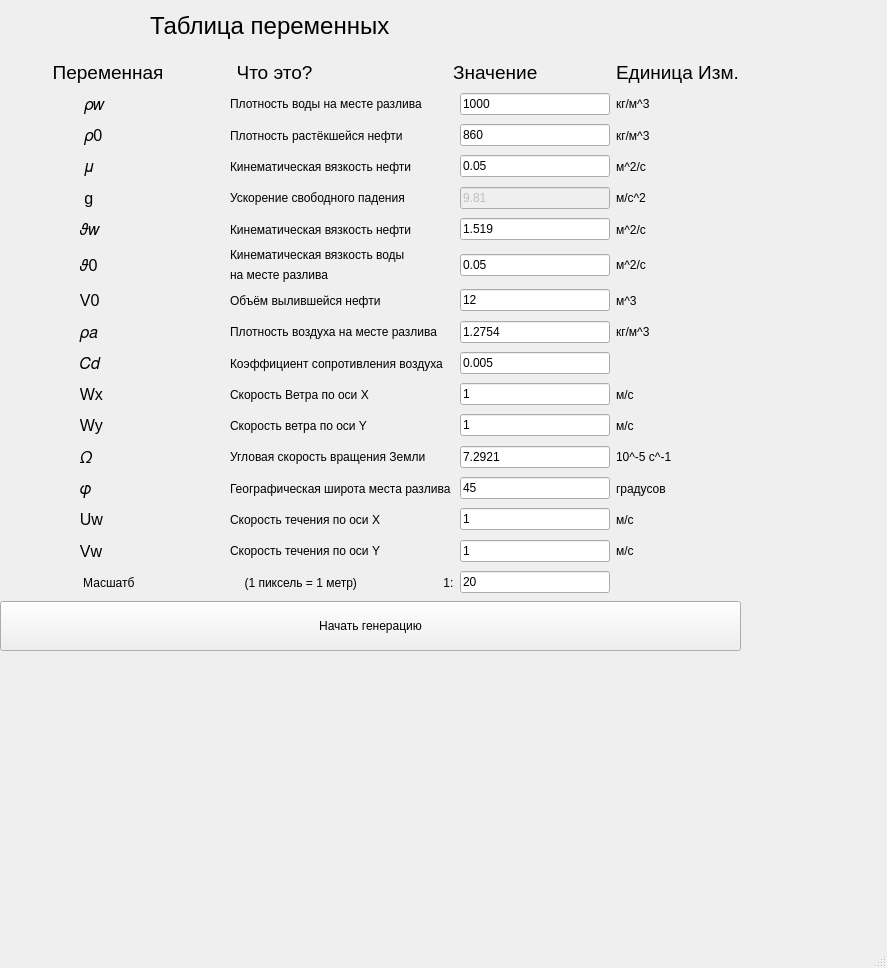
Old version of the form menu.ui in the repository Gr1g0r1y/Oil_spill_simulation.
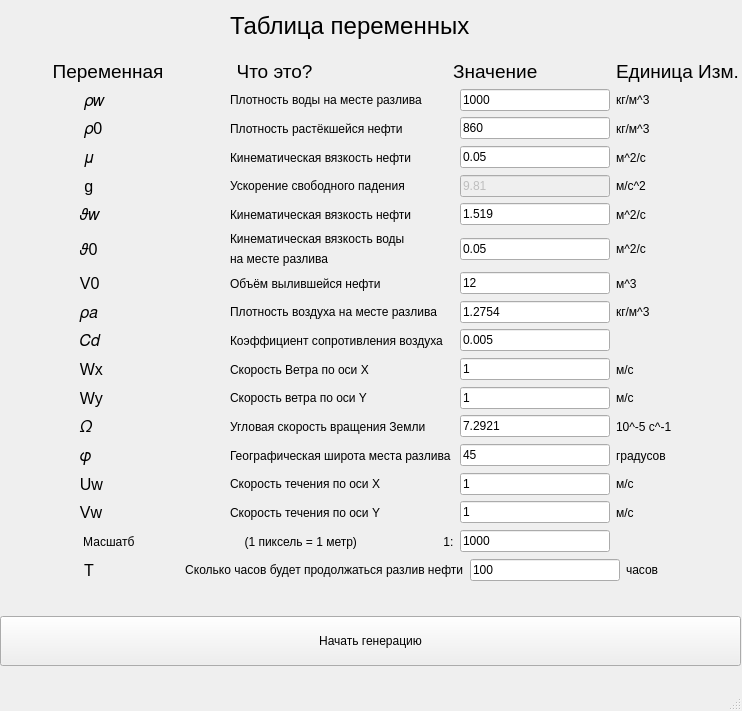
New version of the form.

Diff of the .ui file:
```diff
--- a/menu.ui
+++ b/menu.ui
@@ -6,20 +6,20 @@
    <rect>
     <x>0</x>
     <y>0</y>
-    <width>887</width>
-    <height>968</height>
+    <width>742</width>
+    <height>711</height>
    </rect>
   </property>
   <property name="minimumSize">
    <size>
-    <width>0</width>
-    <height>0</height>
+    <width>742</width>
+    <height>711</height>
    </size>
   </property>
   <property name="maximumSize">
    <size>
-    <width>16777215</width>
-    <height>16777215</height>
+    <width>742</width>
+    <height>711</height>
    </size>
   </property>
   <property name="windowTitle">
@@ -32,7 +32,7 @@
       <x>0</x>
       <y>60</y>
       <width>741</width>
-      <height>591</height>
+      <height>606</height>
      </rect>
     </property>
     <property name="minimumSize">
@@ -1124,7 +1124,7 @@
           </size>
          </property>
          <property name="text">
-          <string>20</string>
+          <string>1000</string>
          </property>
         </widget>
        </item>
@@ -1149,6 +1149,61 @@
        </item>
       </layout>
      </item>
+     <item>
+      <layout class="QHBoxLayout" name="horizontalLayout_2">
+       <item>
+        <widget class="QLabel" name="label_8">
+         <property name="font">
+          <font>
+           <pointsize>12</pointsize>
+          </font>
+         </property>
+         <property name="text">
+          <string>                   T</string>
+         </property>
+        </widget>
+       </item>
+       <item>
+        <widget class="QLabel" name="label_9">
+         <property name="text">
+          <string>                   Сколько часов будет продолжаться разлив нефти</string>
+         </property>
+        </widget>
+       </item>
+       <item>
+        <widget class="QLineEdit" name="data_time">
+         <property name="maximumSize">
+          <size>
+           <width>150</width>
+           <height>16777215</height>
+          </size>
+         </property>
+         <property name="text">
+          <string>100</string>
+         </property>
+        </widget>
+       </item>
+       <item>
+        <widget class="QLabel" name="label_22">
+         <property name="text">
+          <string>часов</string>
+         </property>
+        </widget>
+       </item>
+      </layout>
+     </item>
+     <item>
+      <widget class="QLabel" name="label_ne_pizdi_mne">
+       <property name="font">
+        <font>
+         <pointsize>12</pointsize>
+        </font>
+       </property>
+       <property name="text">
+        <string/>
+       </property>
+      </widget>
+     </item>
      <item>
       <widget class="QPushButton" name="start_btn">
        <property name="minimumSize">
@@ -1167,9 +1222,9 @@
    <widget class="QLabel" name="label_3">
     <property name="geometry">
      <rect>
-      <x>150</x>
+      <x>230</x>
       <y>10</y>
-      <width>461</width>
+      <width>241</width>
       <height>31</height>
      </rect>
     </property>
```
Left out of the diff: 4 changed lines with no effect on the pictures.
